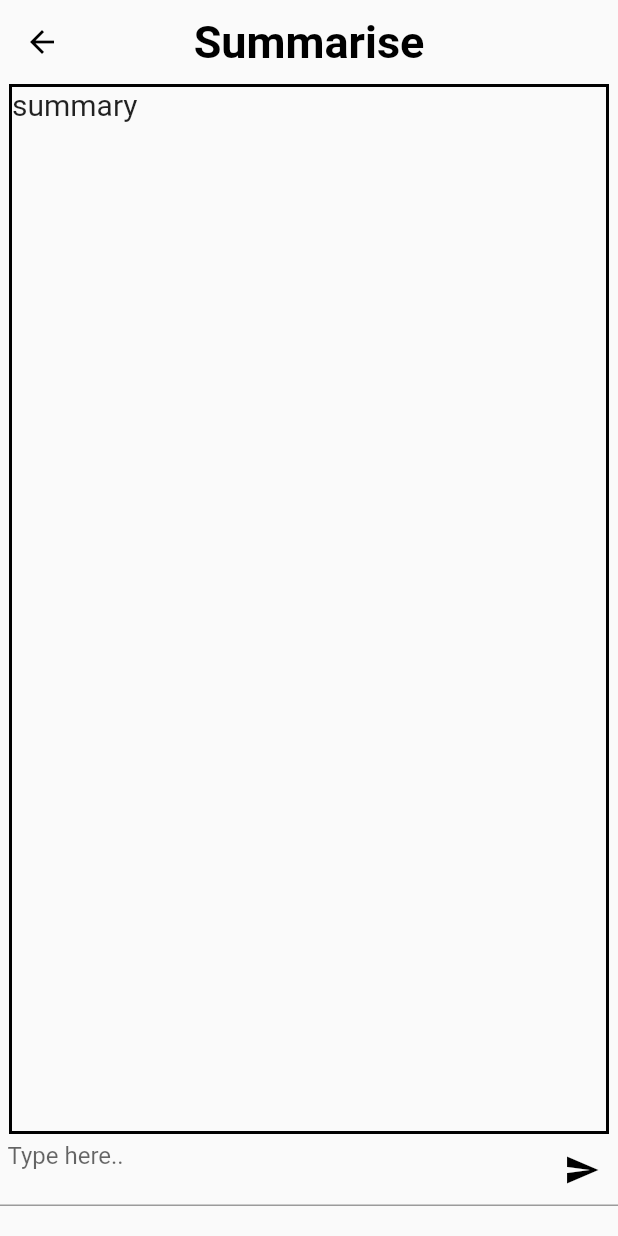
After one commit to shadirvan/aira, a Flutter app: the screen it shows after launch, after a tap on "Summarise", on a phone screen of 412 x 824 dp. The commit adds this screen. Run offline on Flutter 3.47's test engine with Material 2 defaults, Android fonts, the light colour scheme and no system bars.

Commit message:
add summarise screen

```diff
--- a/lib/home_screen.dart
+++ b/lib/home_screen.dart
@@ -1,5 +1,6 @@
 import 'dart:math';
 
+import 'package:aira/screens/summarise_screen.dart';
 import 'package:flutter/material.dart';
 
 class home_screen extends StatelessWidget {
@@ -59,7 +60,14 @@ class home_screen extends StatelessWidget {
                   mainAxisAlignment: MainAxisAlignment.start,
                   crossAxisAlignment: CrossAxisAlignment.start,
                   children: [
-                    Container(
+                    InkWell(
+                      onTap: () {
+                        Navigator.push(
+                            context,
+                            MaterialPageRoute(
+                                builder: (context) => summariseScreen()));
+                      },
+                      child: Container(
                         margin: const EdgeInsets.all(10),
                         height: 150,
                         width: 160,
@@ -92,6 +100,7 @@ class home_screen extends StatelessWidget {
                                   color: Colors.black),
                             )
                           ],
+                        ),
                       ),
                     ),
                     Container(
--- /dev/null
+++ b/lib/screens/summarise_screen.dart
@@ -0,0 +1,63 @@
+import 'package:flutter/material.dart';
+
+class summariseScreen extends StatelessWidget {
+  const summariseScreen({super.key});
+
+  @override
+  Widget build(BuildContext context) {
+    return Scaffold(
+      appBar: AppBar(
+        title: Text(
+          'Summarise',
+          style: TextStyle(
+              fontSize: 30, fontWeight: FontWeight.bold, color: Colors.black),
+        ),
+        centerTitle: true,
+        elevation: 0,
+        backgroundColor: Colors.transparent,
+        leading: IconButton(
+            onPressed: () {
+              Navigator.of(context).pop();
+            },
+            icon: Icon(
+              Icons.arrow_back,
+              color: Colors.black,
+            )),
+      ),
+      body: SafeArea(
+          child: SingleChildScrollView(
+        child: Column(
+          mainAxisAlignment: MainAxisAlignment.center,
+          children: [
+            Container(
+              width: 400,
+              height: 700,
+              child: Text(
+                'summary',
+                style: TextStyle(
+                  fontSize: 20,
+                ),
+              ),
+              decoration: BoxDecoration(
+                  border: Border.all(color: Colors.black, width: 2)),
+            ),
+            TextField(
+              decoration: InputDecoration(
+                  floatingLabelAlignment: FloatingLabelAlignment.center,
+                  suffixIcon: IconButton(
+                      onPressed: () {},
+                      icon: Icon(
+                        Icons.send,
+                        color: Colors.black,
+                      )),
+                  contentPadding:
+                      EdgeInsets.symmetric(vertical: 5, horizontal: 5),
+                  hintText: 'Type here..',
+                  alignLabelWithHint: true),
+            ),
+          ],
+        ),
+      )),
+    );
+  }
+}
```
Lines whose indentation alone changed are shown as unchanged.
